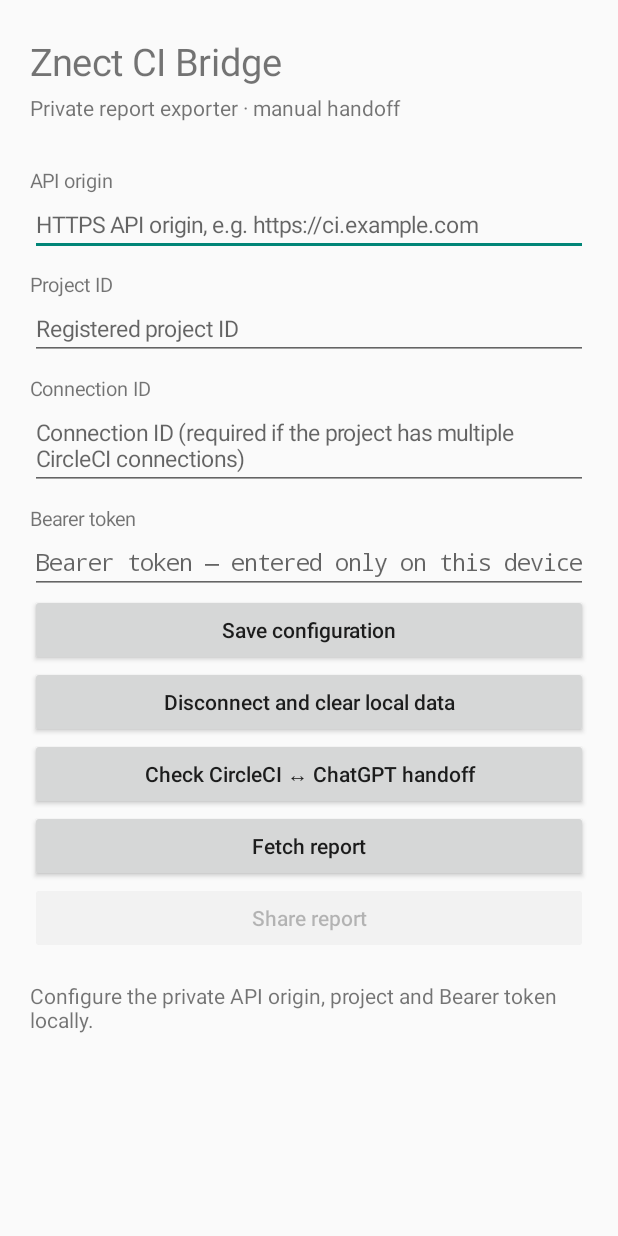
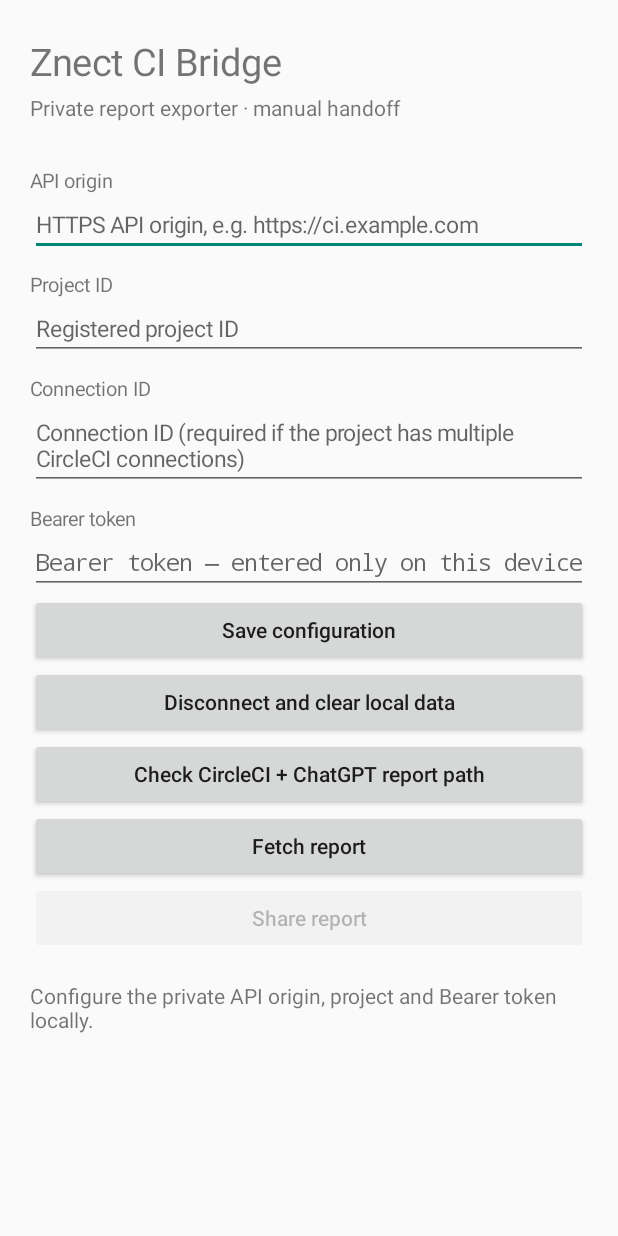
Before and after one commit to Znect-god/znect-all-plugins, an Android app: the screen it shows after launch (MainActivity), on a phone screen of 412 x 824 dp. Run offline under Robolectric (Android 15) with nearby library versions, the phone set to English and light mode, and no system bars; 1 statement that could not run was skipped.

Commit message:
Clarify Android button checks CircleCI and the ChatGPT report path, not a ChatGPT session

```diff
--- a/plugins/znect-ci-bridge/android-exporter/app/src/main/java/com/znect/cibridge/exporter/MainActivity.kt
+++ b/plugins/znect-ci-bridge/android-exporter/app/src/main/java/com/znect/cibridge/exporter/MainActivity.kt
@@ -100,7 +100,7 @@ class MainActivity : Activity() {
 
         root.addView(actionButton("Save configuration") { saveConfiguration() })
         root.addView(actionButton("Disconnect and clear local data") { disconnectCredential() })
-        checkConnectionButton = actionButton("Check CircleCI ↔ ChatGPT handoff") { checkConnection() }
+        checkConnectionButton = actionButton("Check CircleCI + ChatGPT report path") { checkConnection() }
         root.addView(checkConnectionButton)
         fetchButton = actionButton("Fetch report") { fetchReport() }
         root.addView(fetchButton)
@@ -266,12 +266,12 @@ class MainActivity : Activity() {
                 val status = requestConnectionStatus(origin, project, connection, token)
                 if (!status.connected) throw IllegalStateException(status.message)
                 // The report endpoint is the same bounded private endpoint intended
-                // for the no-MCP ChatGPT handoff; fetching it proves that path works.
+                // for the user-controlled no-MCP report handoff; this does not authenticate ChatGPT itself.
                 requestReport(origin, project, connection, token)
                 if (destroyed || Thread.currentThread().isInterrupted) return@execute
                 runOnUiThread {
                     if (!destroyed) {
-                        statusText.text = "Connection check successful. Android → CI Bridge → CircleCI read probe is available; the private ChatGPT report endpoint also returned a valid report. This does not prove a separate ChatGPT conversation is currently authenticated."
+                        statusText.text = "Connection check successful. Android → CI Bridge → CircleCI read probe is available; the private report endpoint intended for ChatGPT also returned a valid report. This does not prove a separate ChatGPT conversation is currently authenticated."
                         checkConnectionButton.isEnabled = true
                         fetchButton.isEnabled = true
                         fetching = false
```
